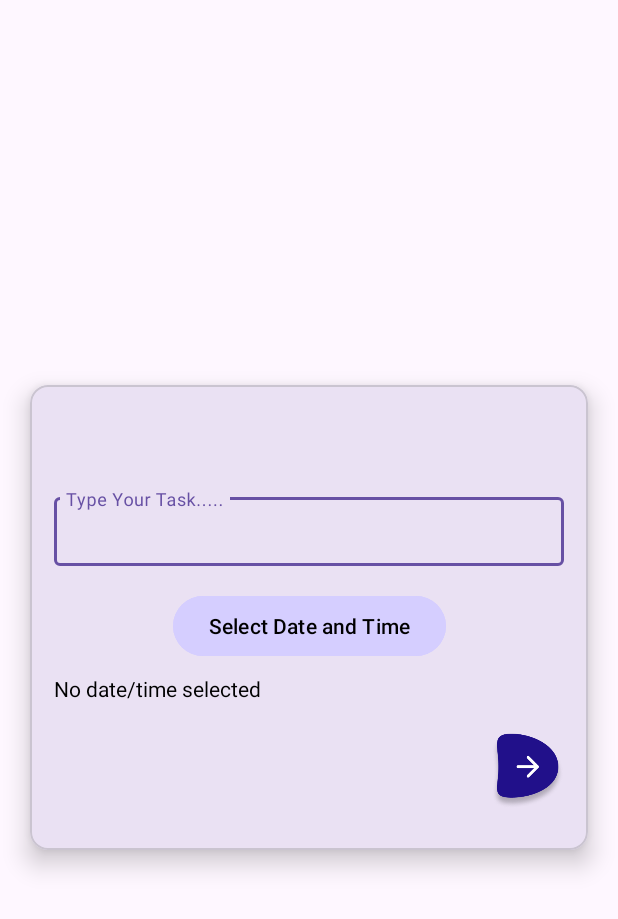
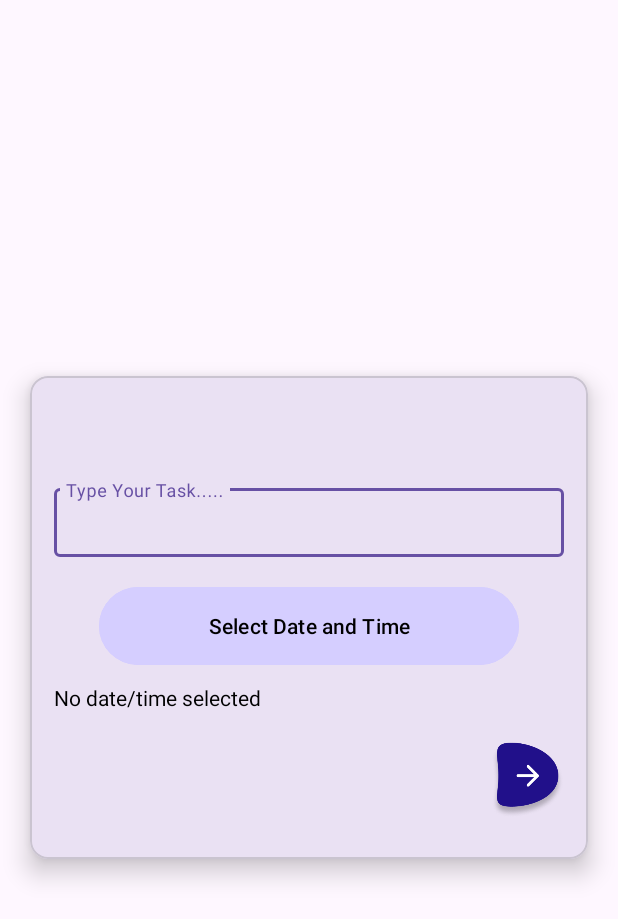
Before and after one commit to tanjin-mim/Task_Management, an Android app: the layout fragment_add_task_management_pop_up.xml on its own in the app's theme, with its tools: preview values and no code run, on a phone screen of 412 x 824 dp. Shown: the top 919 px of the screen. Run offline under Robolectric (Android 15) with nearby library versions, the phone set to English and light mode, and no system bars.

Commit message:
task status updated

```diff
--- a/app/src/main/res/layout/fragment_add_task_management_pop_up.xml
+++ b/app/src/main/res/layout/fragment_add_task_management_pop_up.xml
@@ -56,15 +56,15 @@
         <!-- Date & Time Picker Button -->
         <Button
             android:id="@+id/dateTimePickerBtn"
-            android:layout_width="wrap_content"
-            android:layout_height="wrap_content"
+            android:layout_width="280dp"
+            android:layout_height="60dp"
+            android:layout_marginTop="16dp"
+            android:backgroundTint="@color/secondary_color"
             android:text="Select Date and Time"
             android:textColor="@color/black"
-            android:backgroundTint="@color/secondary_color"
-            app:layout_constraintTop_toBottomOf="@id/taskInputLayout"
+            app:layout_constraintEnd_toEndOf="parent"
             app:layout_constraintStart_toStartOf="parent"
-            app:layout_constraintEnd_toEndOf="parent"
-            android:layout_marginTop="16dp" />
+            app:layout_constraintTop_toBottomOf="@id/taskInputLayout" />
 
         <!-- Display Selected Date & Time -->
         <TextView
```
Also changed, not shown: app/src/main/java/com/example/taskmanagement/utils/TaskManagementAdapter.kt (+35 -8 lines), app/src/main/java/com/example/taskmanagement/utils/TaskManagementData.kt (+21 -1 lines).
